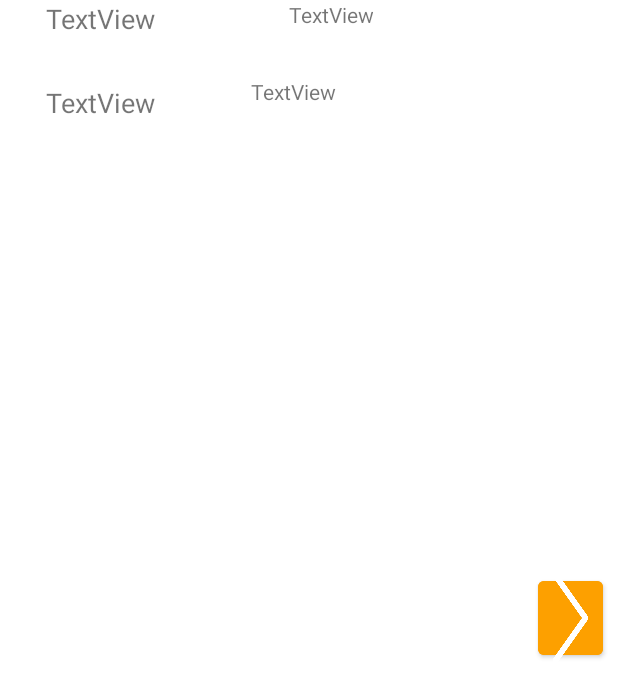
After one commit to NicolasDefoort/EditionFactureAndroid, an Android app: the layout devis_item.xml on its own in the app's theme, with its tools: preview values and no code run, on a phone screen of 412 x 824 dp. The commit adds this screen. Shown: the top 697 px of the screen. Run offline under Robolectric (Android 15) with nearby library versions, the phone set to English and light mode, and no system bars.

Commit message:
update bdd + possibility to create facture with an existing devis

```diff
--- a/EditionFactureAndroid/app/src/main/AndroidManifest.xml
+++ b/EditionFactureAndroid/app/src/main/AndroidManifest.xml
@@ -16,6 +16,7 @@
         android:theme="@style/Theme.EditionFactureAndroid">
 
         <activity android:name=".TempoFacture" />
+        <activity android:name=".DevisList" />
         <activity android:name=".TempoDevis" />
         <activity android:name=".CreateFacture" />
         <activity android:name=".CreateDevis" />
--- a/EditionFactureAndroid/app/src/main/java/com/example/editionfactureandroid/MainActivity.java
+++ b/EditionFactureAndroid/app/src/main/java/com/example/editionfactureandroid/MainActivity.java
@@ -121,6 +121,7 @@ public class MainActivity extends AppCompatActivity implements View.OnClickListe
 
         }
         if(v.getId()== R.id.button6){
+            startActivity(new Intent(this, DevisList.class));
 
         }
 
--- a/EditionFactureAndroid/app/src/main/java/com/example/editionfactureandroid/SecondPartDevisEdition.java
+++ b/EditionFactureAndroid/app/src/main/java/com/example/editionfactureandroid/SecondPartDevisEdition.java
@@ -266,7 +266,6 @@ public class SecondPartDevisEdition extends AppCompatActivity implements RadioGr
         table.addCell(new Cell(1,9).add(new Paragraph("")).setBorder(Border.NO_BORDER));
 
         table.addCell(new Cell(1,9).add(new Paragraph("Tél : 06 87 54 52 29 ").setFontSize(10)).setBorder(Border.NO_BORDER));
-        table.addCell(new Cell(1,9).add(new Paragraph("Fax : 03 27 41 52 47").setFontSize(10)).setBorder(Border.NO_BORDER));
         table.addCell(new Cell(1,9).add(new Paragraph("Mail : cothermie@gmail.com").setFontSize(10)).setBorder(Border.NO_BORDER));
 
         table.addCell(new Cell(4,5).add(new Paragraph("")).setBorder(Border.NO_BORDER));
@@ -352,7 +351,7 @@ public class SecondPartDevisEdition extends AppCompatActivity implements RadioGr
         document.close();
 
 
-        boolean isInserted = myDb.insertData(prenom, nom, adresse, ville, code_postal, genre, objet, todoNom ,todoAdresse,puht, tva);
+        boolean isInserted = myDb.insertData(prenom, nom, adresse, ville, code_postal, genre, objet, todoNom ,todoAdresse,designat,quantite,puht, tva,numeroaffaire, LocalDate.now().format(dateFormatter),df.format(TOTAL)+" €");
         if(isInserted=true){
             Toast.makeText(SecondPartDevisEdition.this,"Data Inserted",Toast.LENGTH_LONG).show();
         }
--- /dev/null
+++ b/EditionFactureAndroid/app/src/main/res/layout/devis_item.xml
@@ -0,0 +1,74 @@
+<?xml version="1.0" encoding="utf-8"?>
+<androidx.constraintlayout.widget.ConstraintLayout xmlns:android="http://schemas.android.com/apk/res/android"
+    xmlns:app="http://schemas.android.com/apk/res-auto"
+    xmlns:tools="http://schemas.android.com/tools"
+    android:layout_width="match_parent"
+    android:layout_height="match_parent">
+
+    <LinearLayout
+        android:id="@+id/linearLayout"
+        android:layout_width="262dp"
+        android:layout_height="86dp"
+        android:orientation="horizontal"
+        app:layout_constraintStart_toStartOf="parent"
+        app:layout_constraintTop_toTopOf="parent">
+
+        <LinearLayout
+            android:layout_width="133dp"
+            android:layout_height="match_parent"
+            android:orientation="vertical">
+
+            <TextView
+                android:id="@+id/textViewFirstname"
+                android:layout_width="match_parent"
+                android:layout_height="56dp"
+                android:text="TextView"
+                android:textAlignment="center"
+                android:textSize="18sp" />
+
+            <TextView
+                android:id="@+id/textViewLastname"
+                android:layout_width="match_parent"
+                android:layout_height="46dp"
+                android:text="TextView"
+                android:textAlignment="center"
+                android:textSize="18sp" />
+        </LinearLayout>
+
+        <LinearLayout
+            android:layout_width="185dp"
+            android:layout_height="match_parent"
+            android:orientation="vertical">
+
+            <TextView
+                android:id="@+id/textViewTotal"
+                android:layout_width="115dp"
+                android:layout_height="51dp"
+                android:text="TextView"
+                android:textAlignment="textEnd" />
+
+            <TextView
+                android:id="@+id/textViewDate"
+                android:layout_width="124dp"
+                android:layout_height="45dp"
+                android:text="TextView"
+                android:textAlignment="center" />
+        </LinearLayout>
+
+    </LinearLayout>
+
+    <Button
+        android:id="@+id/buttonButton"
+        android:layout_width="43dp"
+        android:layout_height="61dp"
+        android:layout_marginTop="16dp"
+        android:layout_marginEnd="10dp"
+        android:layout_marginBottom="16dp"
+        android:backgroundTint="#FDA000"
+        android:foreground="@drawable/next"
+        android:foregroundTint="#FFFFFF"
+        app:layout_constraintBottom_toBottomOf="parent"
+        app:layout_constraintEnd_toEndOf="parent"
+        app:layout_constraintTop_toTopOf="parent" />
+
+</androidx.constraintlayout.widget.ConstraintLayout>
```
Also changed, not shown: EditionFactureAndroid/app/src/main/java/com/example/editionfactureandroid/CreateFacture.java (+38 -22 lines), EditionFactureAndroid/app/src/main/java/com/example/editionfactureandroid/DatabaseHelper.java (+24 -9 lines), EditionFactureAndroid/app/src/main/java/com/example/editionfactureandroid/DevisList.java (added, +61 -0 lines), EditionFactureAndroid/app/src/main/java/com/example/editionfactureandroid/SecondPartFactureEdition.java (+20 -1 lines), EditionFactureAndroid/app/src/main/java/com/example/editionfactureandroid/TempoFacture.java (+14 -0 lines), EditionFactureAndroid/app/src/main/java/com/example/editionfactureandroid/model.java (added, +161 -0 lines), EditionFactureAndroid/app/src/main/java/com/example/editionfactureandroid/myAdapter.java (added, +114 -0 lines), EditionFactureAndroid/app/src/main/res/layout/devis_list.xml (added, +17 -0 lines), EditionFactureAndroid/app/src/main/res/drawable/next.png (added).
